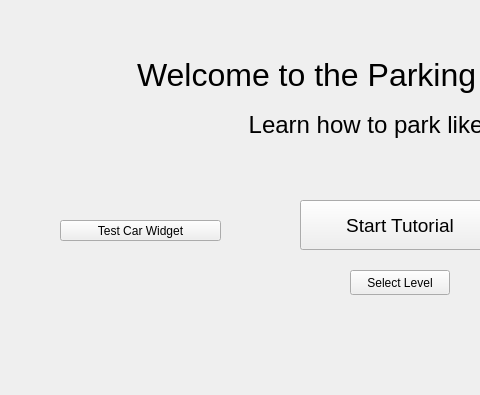
The window that welcomescreen.ui (Chromecore/Parking-Educational-App) describes before a commit, drawn with Qt 5; both pictures show x 0 to 480 and y 0 to 395 of the 800 by 600 pixel window.
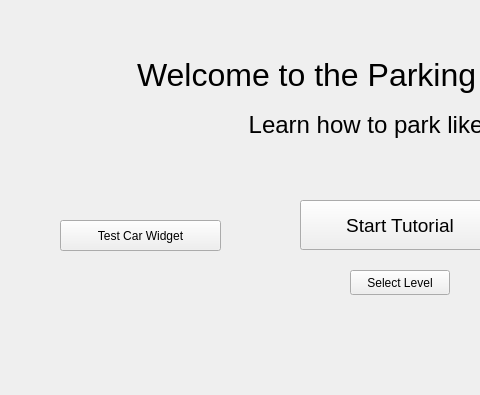
The same window after the commit.

```diff
--- a/welcomescreen.ui
+++ b/welcomescreen.ui
@@ -94,7 +94,7 @@
      <x>60</x>
      <y>220</y>
      <width>161</width>
-     <height>21</height>
+     <height>31</height>
     </rect>
    </property>
    <property name="text">
```
